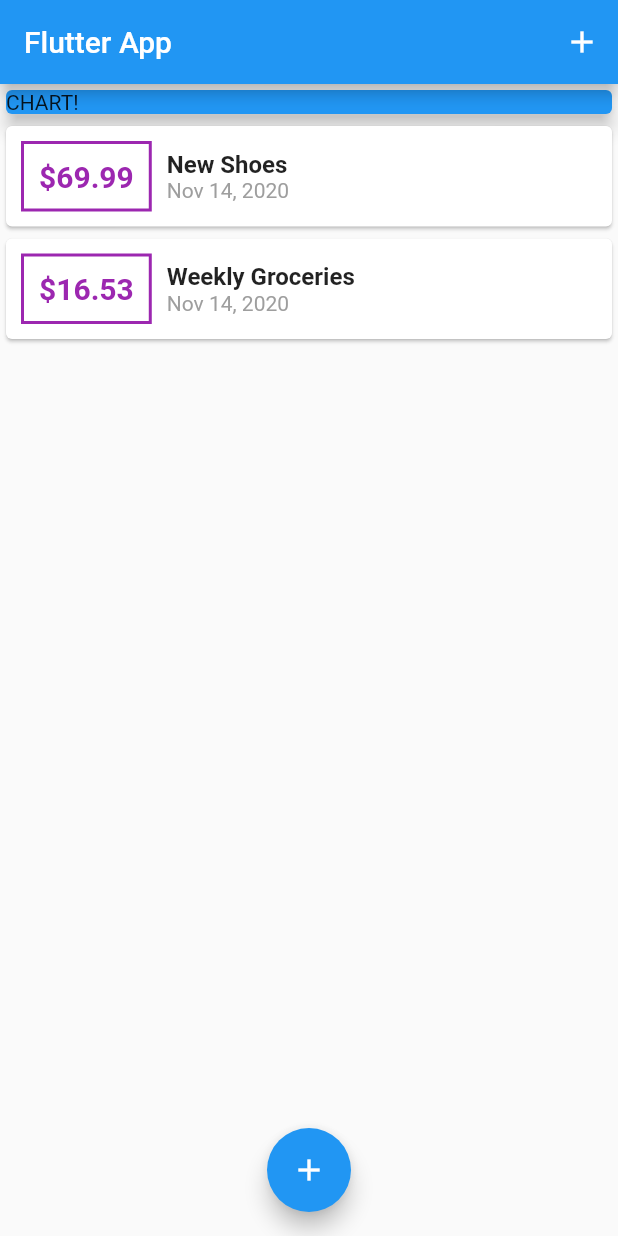
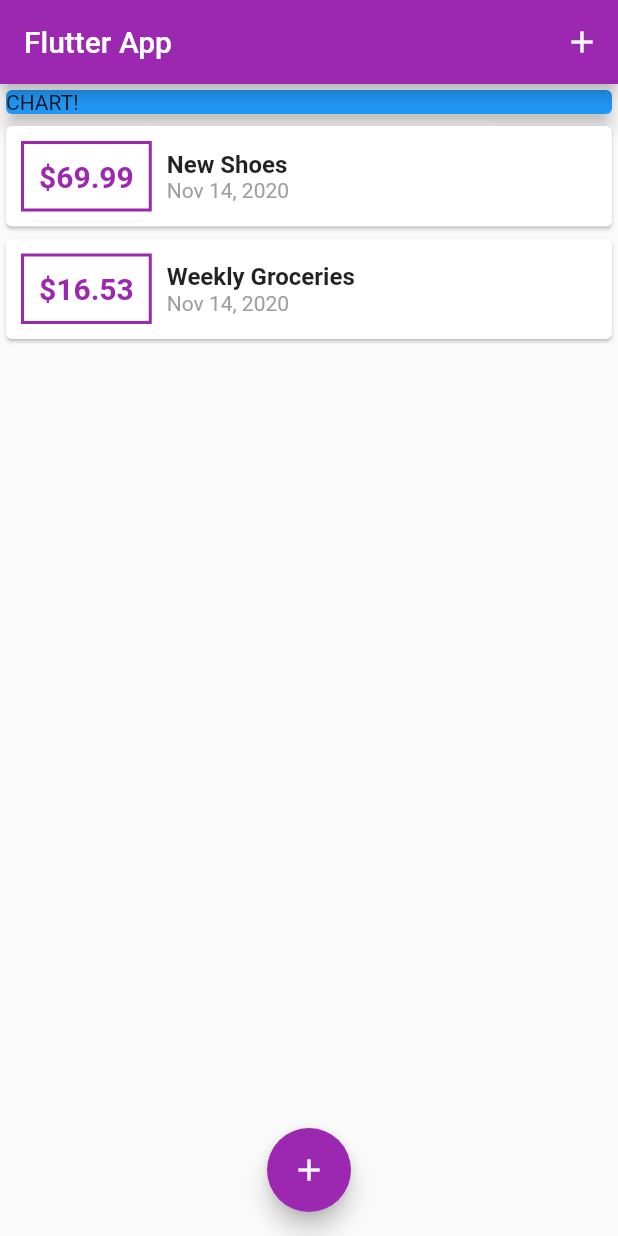
Before and after one commit to sahil1sk/Flutter-Expense-Calculator, a Flutter app: the screen it shows after launch, on a phone screen of 412 x 824 dp. Run offline on Flutter 3.47's test engine with Material 2 defaults, Android fonts, the phone set to English and light mode, and no system bars.

Commit message:
Configure and use Theme

```diff
--- a/lib/main.dart
+++ b/lib/main.dart
@@ -10,7 +10,10 @@ class MyApp extends StatelessWidget {
   @override
   Widget build(BuildContext context) {
     return MaterialApp(
-      title: 'Flutter App',
+      title: 'Personal Expnses',
+      theme: ThemeData(
+        primarySwatch: Colors.purple, //primarySwatch helps to generate number of shades which is used by other widgets
+      ),
       home: MyHomePage(),
     );
   }
--- a/lib/widgets/transaction_list.dart
+++ b/lib/widgets/transaction_list.dart
@@ -24,7 +24,7 @@ class TransactionList extends StatelessWidget {
                   ),
                   decoration: BoxDecoration(
                     border: Border.all(
-                        color: Colors.purple,
+                        color: Theme.of(context).primaryColor, // getting the primary color
                         width: 2,
                       ),
                   ),
@@ -34,7 +34,7 @@ class TransactionList extends StatelessWidget {
                       style: TextStyle(
                         fontWeight: FontWeight.bold,
                         fontSize: 20,
-                        color: Colors.purple,
+                        color: Theme.of(context).primaryColor,
                       ),
                     ),
                 ),
```
